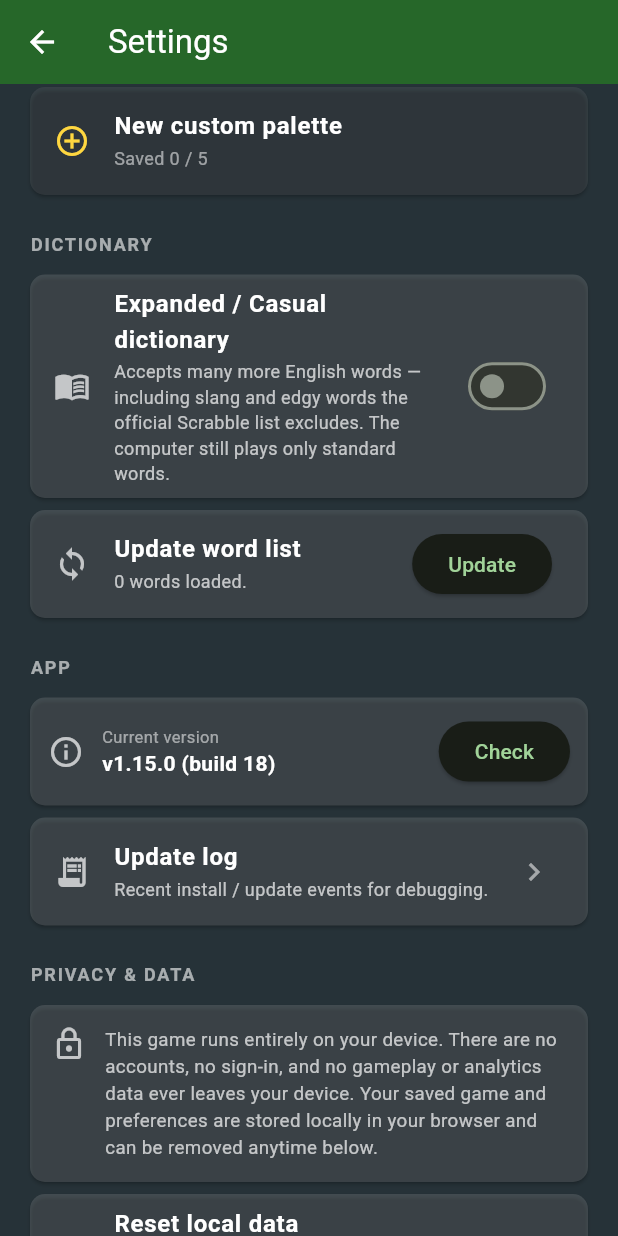
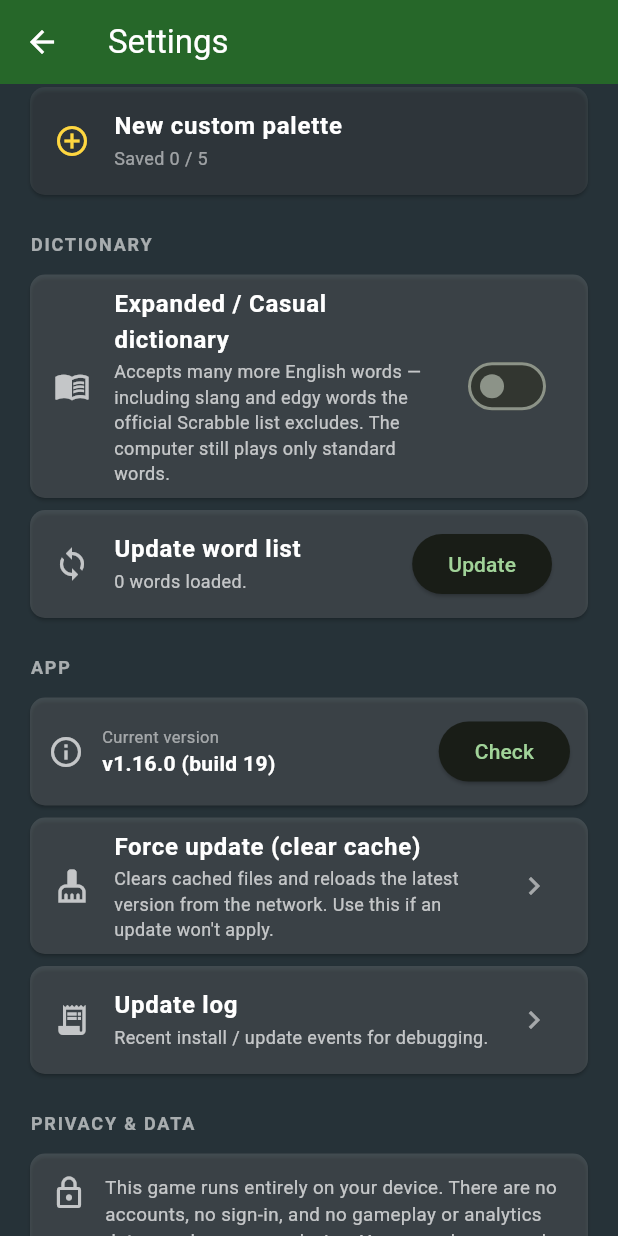
Before and after one commit to Bobs-Dev-Attic/ScrabbleOffline, a Flutter app: the SettingsScreen screen opened directly with empty values, scrolled down 576 dp, on a phone screen of 412 x 824 dp. Run offline on Flutter 3.47's test engine with Material 3 defaults, Android fonts, the phone set to English and light mode, and no system bars; our stand-ins replace hive_flutter; missing offline and left inert: dart:js_interop; accounts and stored records are empty; statements that could not run were skipped.

Commit message:
Add "Force update (clear cache)" + more reliable update detection (v1.16.0)
- Settings → App → "Force update (clear cache)": deletes all caches,
  unregisters service workers, and reloads fresh from the network with a
  cache-busting query (pwaHardReset). Reliable escape hatch when an update
  won't apply; saved game/settings (IndexedDB) are preserved.
- Register the service worker with updateViaCache:'none' and run reg.update()
  on every launch so new deploys are detected promptly instead of being masked
  by the browser HTTP cache.

Released as v1.16.0+19. Analyze clean; 52 tests pass; helper verified in build.

Co-Authored-By: Claude Opus 4.8 (1M context) <noreply@anthropic.com>
Claude-Session: https://claude.ai/code/session_01ELPJ4JbJE1txyuwyskc5um

```diff
--- a/lib/app_info.dart
+++ b/lib/app_info.dart
@@ -4,9 +4,9 @@
 /// with its topmost `## [X.Y.Z]` entry by `tool/sync_version.py` (run during
 /// the build). To release, add a CHANGELOG entry and run that script — do not
 /// edit this value by hand.
-const String kAppVersion = '1.15.0';
+const String kAppVersion = '1.16.0';
 
 /// Build number for this release (the `+N` in pubspec). Also kept in sync from
 /// CHANGELOG.md by `tool/sync_version.py`. Used to compare against the server's
 /// version.json when checking for updates.
-const int kAppBuild = 18;
+const int kAppBuild = 19;
--- a/lib/ui/settings_screen.dart
+++ b/lib/ui/settings_screen.dart
@@ -227,6 +227,7 @@ class _SettingsScreenState extends State<SettingsScreen> {
               const SizedBox(height: 20),
               const _SectionTitle('App'),
               _updatesTile(online),
+              _forceUpdateTile(),
               _updateLogTile(),
               const SizedBox(height: 20),
               const _SectionTitle('Privacy & data'),
@@ -531,6 +532,48 @@ class _SettingsScreenState extends State<SettingsScreen> {
         ),
       ),
     );
+  }
+
+  Widget _forceUpdateTile() {
+    return Card(
+      color: const Color(0x22FFFFFF),
+      shape: RoundedRectangleBorder(borderRadius: BorderRadius.circular(10)),
+      child: ListTile(
+        leading: const Icon(Icons.cleaning_services, color: Colors.white70),
+        title: const Text('Force update (clear cache)',
+            style: TextStyle(color: Colors.white, fontWeight: FontWeight.bold)),
+        subtitle: const Text(
+            'Clears cached files and reloads the latest version from the '
+            'network. Use this if an update won\'t apply.',
+            style: TextStyle(color: Colors.white70, fontSize: 12)),
+        trailing: const Icon(Icons.chevron_right, color: Colors.white54),
+        onTap: _confirmForceUpdate,
+      ),
+    );
+  }
+
+  Future<void> _confirmForceUpdate() async {
+    final ok = await showDialog<bool>(
+      context: context,
+      builder: (ctx) => AlertDialog(
+        title: const Text('Force update?'),
+        content: const Text(
+            'This clears the app\'s cached files and reloads the newest version '
+            'from the network. Your saved game and settings are kept.\n\n'
+            'You need to be online.'),
+        actions: [
+          TextButton(
+              onPressed: () => Navigator.pop(ctx, false),
+              child: const Text('Cancel')),
+          TextButton(
+              onPressed: () => Navigator.pop(ctx, true),
+              child: const Text('Force update')),
+        ],
+      ),
+    );
+    if (ok != true) return;
+    pwaLog('Settings: force update / cache clear requested.');
+    pwaHardReset(); // clears caches, unregisters SW, reloads fresh
   }
 
   Widget _updateLogTile() {
--- a/pubspec.yaml
+++ b/pubspec.yaml
@@ -1,7 +1,7 @@
 name: scrabble_offline
 description: A 100% offline, standalone Scrabble game built with Flutter Web.
 publish_to: "none"
-version: 1.15.0+18
+version: 1.16.0+19
 
 environment:
   sdk: ">=3.0.0 <4.0.0"
```
Also changed, not shown: lib/ui/pwa_install.dart (+11 -0 lines), 2 other files.
